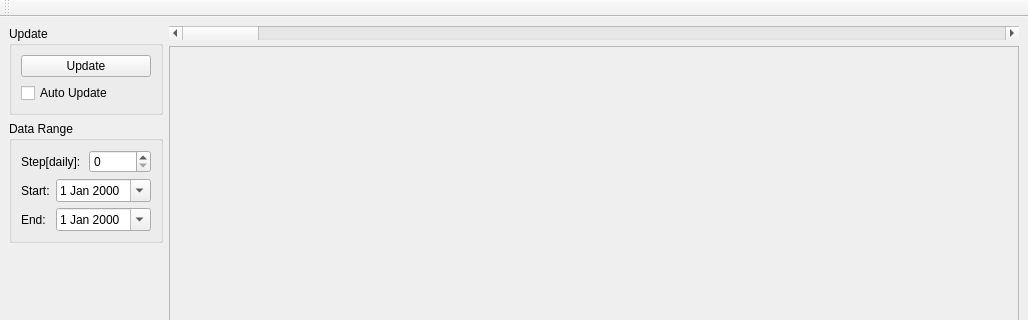
Old version of the form trade_monitor/trade_monitor/ttm/ttm_details.ui in the repository takkin-takilog/namake-trader; both pictures show x 0 to 1028 and y 0 to 320 of the 1028 by 696 pixel window.
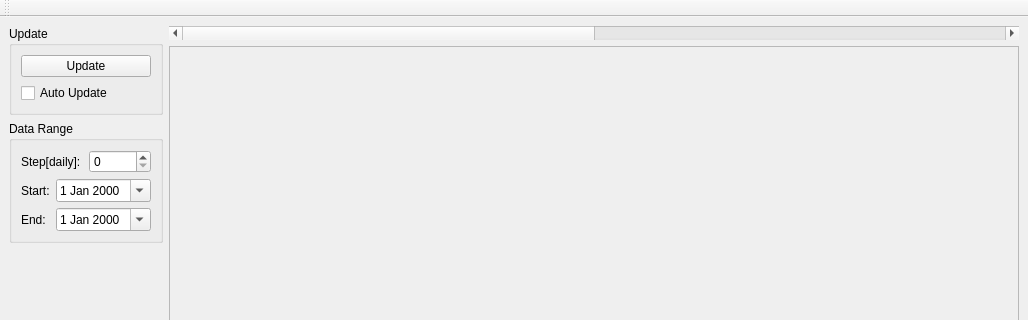
New version of the form.

The edit to the form file:
```diff
--- a/trade_monitor/trade_monitor/ttm/ttm_details.ui
+++ b/trade_monitor/trade_monitor/ttm/ttm_details.ui
@@ -128,6 +128,12 @@
           <verstretch>0</verstretch>
          </sizepolicy>
         </property>
+        <property name="maximum">
+         <number>10</number>
+        </property>
+        <property name="singleStep">
+         <number>1</number>
+        </property>
         <property name="orientation">
          <enum>Qt::Horizontal</enum>
         </property>
```
Left out of the diff: 6 changed lines with no effect on the pictures.
